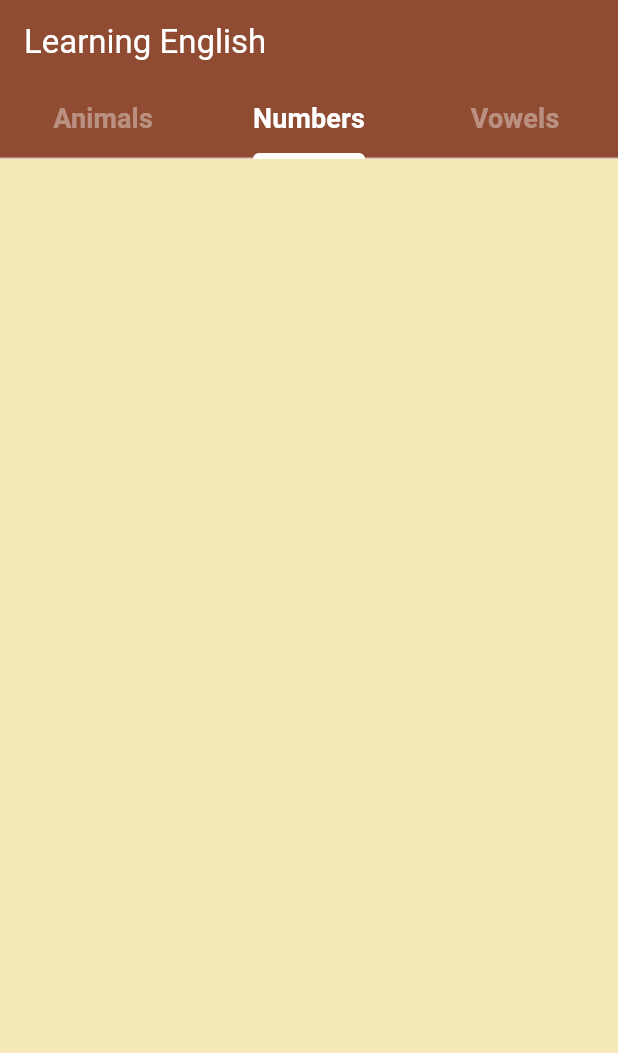
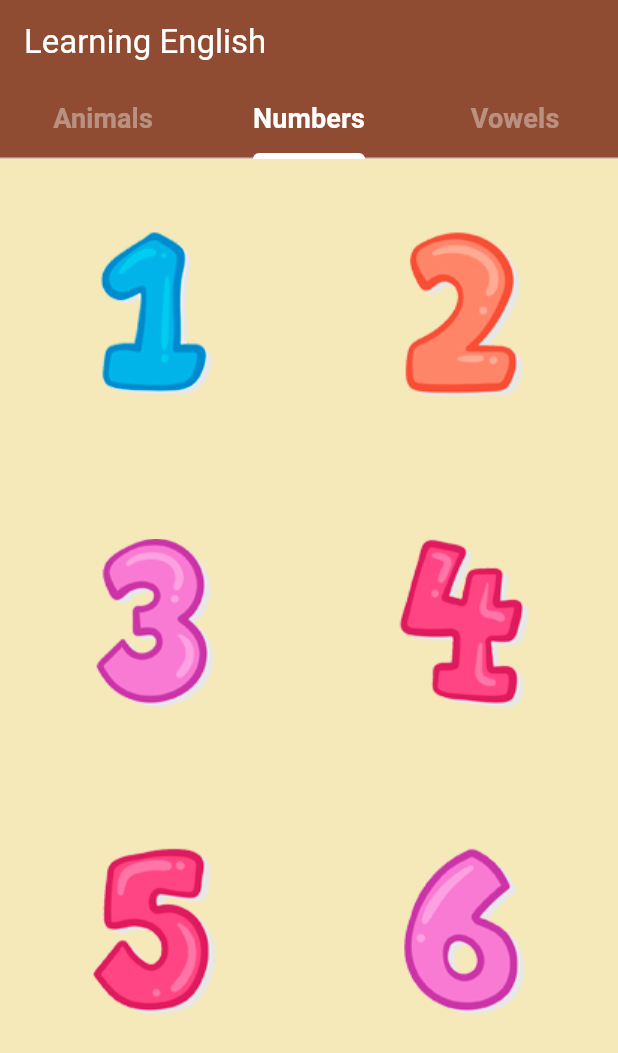
Before and after one commit to samirRibeiro77/learn_english, a Flutter app: the screen it shows after launch, tab 2 chosen, on a phone screen of 412 x 824 dp. Shown: the top 1053 px of the screen. Run offline on Flutter 3.47's test engine with Material 3 defaults, Android fonts, the phone set to English and light mode, and no system bars; our stand-ins replace audioplayers.

Commit message:
Numbers tab

```diff
--- a/lib/ui/tabs/numbers_tab.dart
+++ b/lib/ui/tabs/numbers_tab.dart
@@ -1,4 +1,5 @@
 import 'package:flutter/material.dart';
+import 'package:learn_english/helper/media_helper.dart';
 
 class NumbersTab extends StatefulWidget {
   const NumbersTab({super.key});
@@ -8,13 +9,47 @@ class NumbersTab extends StatefulWidget {
 }
 
 class _NumbersTabState extends State<NumbersTab> {
+  final _mediaHelper = MediaHelper();
+
+  @override
+  void initState() {
+    super.initState();
+
+    _mediaHelper.cache = [
+      "1", "2", "3", "4", "5", "6",
+    ];
+  }
+
   @override
   Widget build(BuildContext context) {
-    return Column(
+    return GridView.count(
+      crossAxisCount: 2,
+      childAspectRatio: MediaQuery.of(context).size.aspectRatio * 2,
       children: [
-        Row(),
-        Row(),
-        Row()
+        GestureDetector(
+          onTap: () => _mediaHelper.playMp3("1"),
+          child: Image.asset("assets/images/1.png"),
+        ),
+        GestureDetector(
+          onTap: () => _mediaHelper.playMp3("2"),
+          child: Image.asset("assets/images/2.png"),
+        ),
+        GestureDetector(
+          onTap: () => _mediaHelper.playMp3("3"),
+          child: Image.asset("assets/images/3.png"),
+        ),
+        GestureDetector(
+          onTap: () => _mediaHelper.playMp3("4"),
+          child: Image.asset("assets/images/4.png"),
+        ),
+        GestureDetector(
+          onTap: () => _mediaHelper.playMp3("5"),
+          child: Image.asset("assets/images/5.png"),
+        ),
+        GestureDetector(
+          onTap: () => _mediaHelper.playMp3("6"),
+          child: Image.asset("assets/images/6.png"),
+        ),
       ],
     );
   }
```
